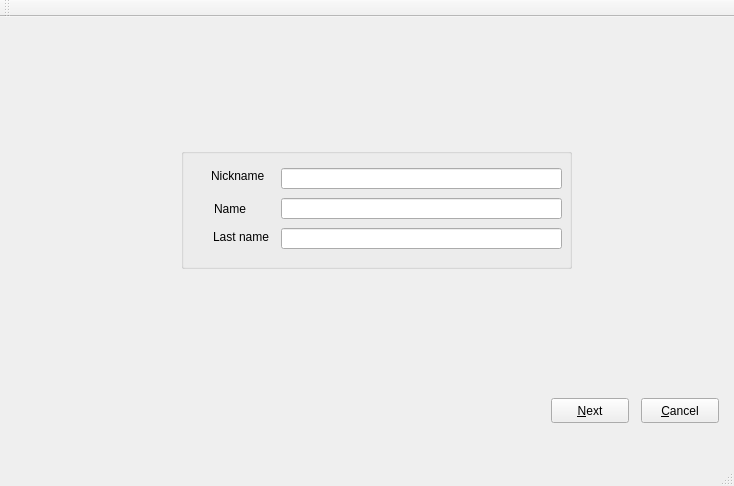
Old version of the form portfolio/ui/mainwindow.ui in the repository manutorres/pernambuco.
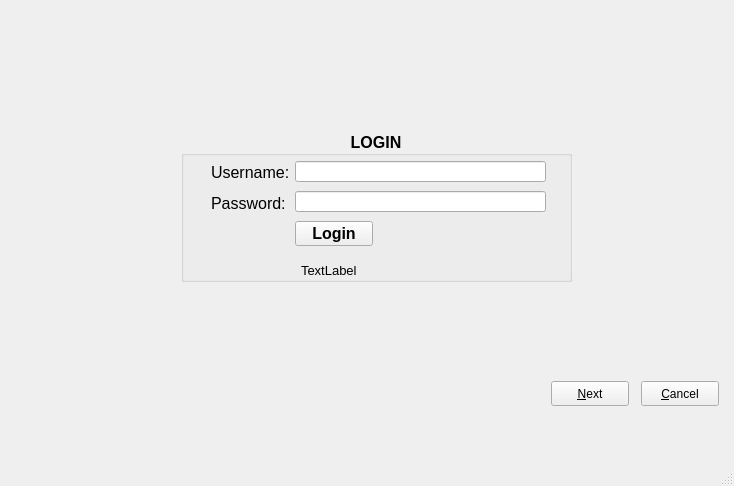
New version of the form. The open tabs and pages were chosen to show the change.

Patch:
```diff
--- a/portfolio/ui/mainwindow.ui
+++ b/portfolio/ui/mainwindow.ui
@@ -75,79 +75,139 @@
             <x>170</x>
             <y>120</y>
             <width>391</width>
-            <height>121</height>
+            <height>151</height>
            </rect>
           </property>
+          <property name="font">
+           <font>
+            <family>Arial</family>
+            <pointsize>12</pointsize>
+            <weight>75</weight>
+            <bold>true</bold>
+           </font>
+          </property>
           <property name="title">
-           <string/>
+           <string>LOGIN</string>
           </property>
-          <widget class="QLineEdit" name="lineEditLastName">
+          <property name="alignment">
+           <set>Qt::AlignCenter</set>
+          </property>
+          <widget class="QLineEdit" name="lineEditPassword">
            <property name="geometry">
             <rect>
-             <x>100</x>
-             <y>80</y>
-             <width>281</width>
+             <x>114</x>
+             <y>60</y>
+             <width>251</width>
              <height>21</height>
             </rect>
            </property>
+           <property name="font">
+            <font>
+             <pointsize>12</pointsize>
+             <weight>50</weight>
+             <bold>false</bold>
+            </font>
+           </property>
+           <property name="echoMode">
+            <enum>QLineEdit::Password</enum>
+           </property>
           </widget>
           <widget class="QLineEdit" name="lineEditUserName">
            <property name="geometry">
             <rect>
-             <x>100</x>
-             <y>50</y>
-             <width>281</width>
+             <x>114</x>
+             <y>30</y>
+             <width>251</width>
              <height>21</height>
             </rect>
            </property>
+           <property name="font">
+            <font>
+             <pointsize>12</pointsize>
+             <weight>50</weight>
+             <bold>false</bold>
+            </font>
+           </property>
           </widget>
-          <widget class="QLineEdit" name="lineEditNickname">
+          <widget class="QLabel" name="lblUsername">
            <property name="geometry">
             <rect>
-             <x>100</x>
-             <y>20</y>
-             <width>281</width>
-             <height>21</height>
+             <x>30</x>
+             <y>33</y>
+             <width>81</width>
+             <height>16</height>
             </rect>
            </property>
+           <property name="font">
+            <font>
+             <family>Arial</family>
+             <pointsize>12</pointsize>
+             <weight>50</weight>
+             <bold>false</bold>
+            </font>
+           </property>
+           <property name="text">
+            <string>Username:</string>
+           </property>
           </widget>
           <widget class="QLabel" name="lblNickname">
            <property name="geometry">
             <rect>
              <x>30</x>
-             <y>20</y>
-             <width>56</width>
-             <height>15</height>
+             <y>64</y>
+             <width>81</width>
+             <height>16</height>
             </rect>
            </property>
+           <property name="font">
+            <font>
+             <family>Arial</family>
+             <pointsize>12</pointsize>
+             <weight>50</weight>
+             <bold>false</bold>
+            </font>
+           </property>
            <property name="text">
-            <string>Nickname</string>
+            <string>Password:</string>
            </property>
           </widget>
-          <widget class="QLabel" name="lblUserName">
+          <widget class="QPushButton" name="btnLogin">
            <property name="geometry">
             <rect>
-             <x>33</x>
-             <y>53</y>
-             <width>56</width>
-             <height>15</height>
+             <x>114</x>
+             <y>90</y>
+             <width>78</width>
+             <height>25</height>
             </rect>
            </property>
            <property name="text">
-            <string>Name</string>
+            <string>Login</string>
            </property>
           </widget>
           <widget class="QLabel" name="lblLastName">
            <property name="geometry">
             <rect>
-             <x>32</x>
-             <y>81</y>
-             <width>56</width>
-             <height>15</height>
+             <x>120</x>
+             <y>130</y>
+             <width>261</width>
+             <height>20</height>
             </rect>
            </property>
+           <property name="font">
+            <font>
+             <pointsize>10</pointsize>
+             <weight>50</weight>
+             <bold>false</bold>
+            </font>
+           </property>
+           <property name="styleSheet">
+            <string notr="true"/>
+           </property>
            <property name="text">
-            <string>Last name</string>
+            <string>TextLabel</string>
+           </property>
+           <property name="textFormat">
+            <enum>Qt::RichText</enum>
            </property>
           </widget>
          </widget>
@@ -233,14 +293,6 @@
     </rect>
    </property>
   </widget>
-  <widget class="QToolBar" name="mainToolBar">
-   <attribute name="toolBarArea">
-    <enum>TopToolBarArea</enum>
-   </attribute>
-   <attribute name="toolBarBreak">
-    <bool>false</bool>
-   </attribute>
-  </widget>
   <widget class="QStatusBar" name="statusBar"/>
  </widget>
  <layoutdefault spacing="6" margin="11"/>
```
Left out of the diff: 17 changed lines with no effect on the pictures.
